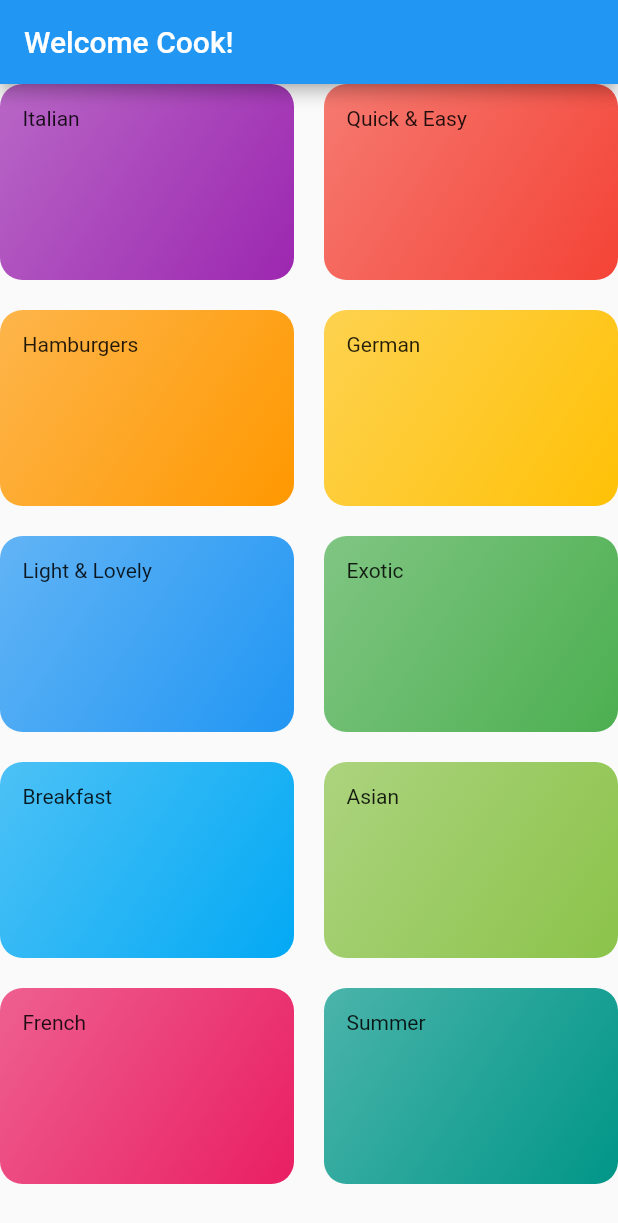
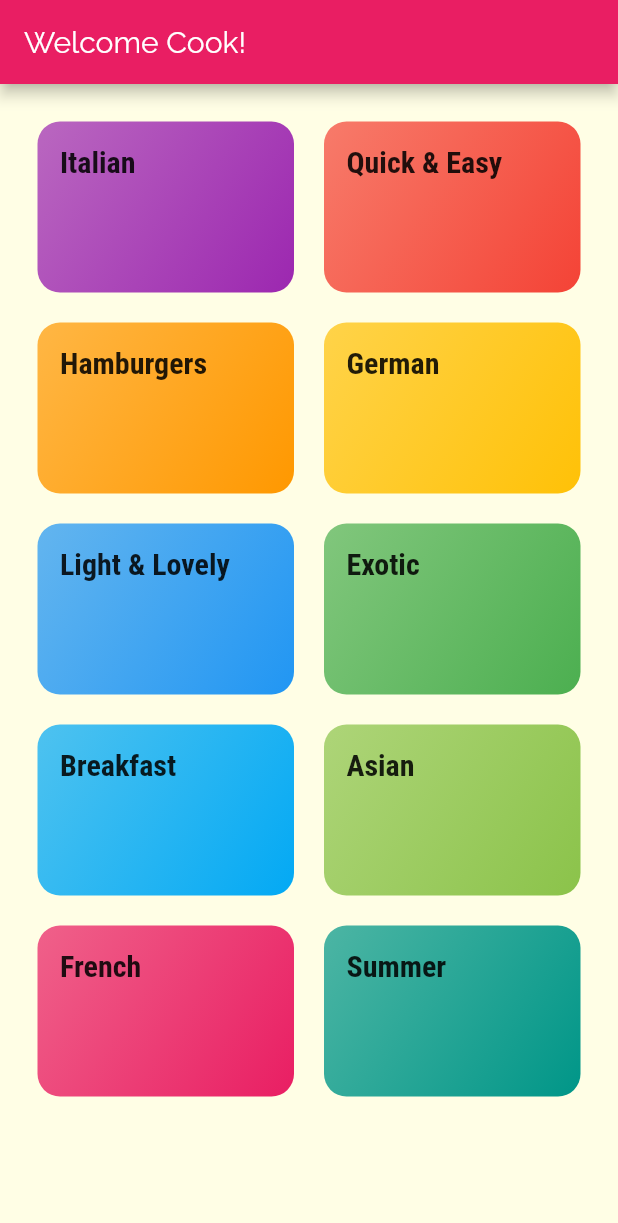
Before and after one commit to silvioCifone/MealsApp, a Flutter app: the screen it shows after launch, on a phone screen of 412 x 824 dp. Shown: the top 1223 px of the screen. Run offline on Flutter 3.47's test engine with Material 2 defaults, Android fonts, the light colour scheme and no system bars.

Commit message:
Add Some Styling and Theme
App Theme and Styling are updated with new fonts and colors decided in the MaterialApp Theme

```diff
--- a/lib/categories_screen.dart
+++ b/lib/categories_screen.dart
@@ -10,6 +10,7 @@ class CategoriesScreen extends StatelessWidget {
         title: const Text("Welcome Cook!"),
       ),
       body: GridView(
+        padding: const EdgeInsets.all(25),
         children: DUMMY_CATEGORIES
             .map(
               (dummyCategory) =>
--- a/lib/category_item.dart
+++ b/lib/category_item.dart
@@ -10,7 +10,10 @@ class CategoryItem extends StatelessWidget {
   Widget build(BuildContext context) {
     return Container(
       padding: const EdgeInsets.all(15),
-      child: Text(title),
+      child: Text(
+        title,
+        style: Theme.of(context).textTheme.headline6,
+      ),
       decoration: BoxDecoration(
         gradient: LinearGradient(
           colors: [
--- a/lib/main.dart
+++ b/lib/main.dart
@@ -12,7 +12,23 @@ class MyApp extends StatelessWidget {
     return MaterialApp(
       title: 'Meals App',
       theme: ThemeData(
-        primarySwatch: Colors.blue,
+        primarySwatch: Colors.pink,
+        accentColor: Colors.amber,
+        canvasColor: Color.fromRGBO(255, 254, 229, 1),
+        fontFamily: "Raleway",
+        textTheme: ThemeData.light().textTheme.copyWith(
+              bodyText1: TextStyle(
+                color: Color.fromRGBO(20, 51, 51, 1),
+              ),
+              bodyText2: TextStyle(
+                color: Color.fromRGBO(20, 51, 51, 1),
+              ),
+              headline6: TextStyle(
+                fontSize: 20,
+                fontFamily: "RobotoCondensed",
+                fontWeight: FontWeight.bold,
+              ),
+            ),
       ),
       home: CategoriesScreen(),
     );
```
